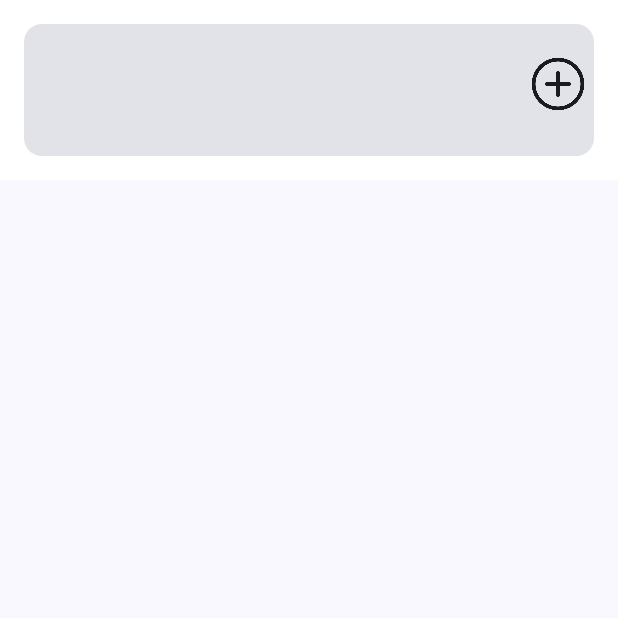
After one commit to DReino03/HospitalMar, an Android app built with Jetpack Compose: the composable StudentItem called with empty values, on a phone screen of 412 x 824 dp, the top half of it. The commit adds this screen. Run offline under Robolectric (Android 15) with nearby library versions, the phone set to English and light mode, and no system bars; 1 statement that could not run was skipped.

Commit message:
COEVAL UPDATED

```diff
--- a/app/src/main/java/com/reinosa/hospitalmar/MainActivity.kt
+++ b/app/src/main/java/com/reinosa/hospitalmar/MainActivity.kt
@@ -23,6 +23,7 @@ import com.reinosa.hospitalmar.View.screens.HomeScreen
 import com.reinosa.hospitalmar.View.screens.ProfileScreen
 import com.reinosa.hospitalmar.View.screens.SettingsScreen
 import com.reinosa.hospitalmar.View.screens.evalScreen
+import com.reinosa.hospitalmar.ViewModel.CoevalViewModel
 import com.reinosa.hospitalmar.ViewModel.LoginViewModel
 import com.reinosa.hospitalmar.ui.theme.HospitalMarTheme
 import com.reinosa.hospitalmar.widgets.Evaluacio.EvalScreen
@@ -69,9 +70,10 @@ fun GreetingPreview() {
 @Composable
 fun Navigation(navController: NavHostController) {
     val loginViewModel : LoginViewModel = remember { LoginViewModel() }
+    val coevalViewModel : CoevalViewModel = remember { CoevalViewModel() }
     NavHost(
         navController = navController,
-        startDestination = NavigationGraph.HOME
+        startDestination = NavigationGraph.LOGIN
     ) {
         composable(NavigationGraph.HOME) {
             HomeScreen(navController)
@@ -101,7 +103,7 @@ fun Navigation(navController: NavHostController) {
             EvalScreen(navController)
         }
         composable(NavigationGraph.COEVAL){
-            CoevalScreen(navController)
+            CoevalScreen(navController, coevalViewModel)
         }
     }
 }
--- /dev/null
+++ b/app/src/main/java/com/reinosa/hospitalmar/ViewModel/CoevalViewModel.kt
@@ -0,0 +1,15 @@
+package com.reinosa.hospitalmar.ViewModel
+
+import androidx.compose.runtime.getValue
+import androidx.compose.runtime.mutableStateOf
+import androidx.compose.runtime.remember
+import androidx.compose.runtime.setValue
+import androidx.lifecycle.ViewModel
+
+class CoevalViewModel : ViewModel(){
+
+    var studentsSelected by mutableStateOf(mutableListOf<String>())
+
+
+
+}
--- /dev/null
+++ b/app/src/main/java/com/reinosa/hospitalmar/widgets/Coevaluacio/StudentItem.kt
@@ -0,0 +1,75 @@
+package com.reinosa.hospitalmar.widgets.Coevaluacio
+
+import android.util.Log
+import androidx.compose.foundation.background
+import androidx.compose.foundation.border
+import androidx.compose.foundation.clickable
+import androidx.compose.foundation.layout.Row
+import androidx.compose.foundation.layout.Spacer
+import androidx.compose.foundation.layout.fillMaxWidth
+import androidx.compose.foundation.layout.padding
+import androidx.compose.foundation.layout.size
+import androidx.compose.material3.Card
+import androidx.compose.material3.Icon
+import androidx.compose.material3.IconButton
+import androidx.compose.material3.MaterialTheme
+import androidx.compose.material3.Text
+import androidx.compose.runtime.Composable
+import androidx.compose.runtime.mutableStateOf
+import androidx.compose.runtime.remember
+import androidx.compose.ui.Modifier
+import androidx.compose.ui.graphics.Color
+import androidx.compose.ui.res.painterResource
+import androidx.compose.ui.unit.dp
+import androidx.navigation.NavController
+import com.reinosa.hospitalmar.R
+import com.reinosa.hospitalmar.ViewModel.CoevalViewModel
+
+
+@Composable
+fun StudentItem(text:String ,navController: NavController, coevalViewModel: CoevalViewModel) {
+    var borderColor = remember { mutableStateOf(Color.Transparent) } // Inicialmente transparente
+    val studentsSelected = coevalViewModel.studentsSelected
+    Card(
+        modifier = Modifier
+            .background(Color.White)
+            .padding(16.dp)
+            .fillMaxWidth()
+            .border(2.dp, borderColor.value),
+    ) {
+        Spacer(modifier = Modifier.padding(8.dp))
+        Row() {
+            Text(
+                text = text,
+                Modifier.padding(16.dp))
+            Spacer(modifier = Modifier.weight(0.9f))
+            IconButton(onClick = { /*TODO*/ }) {
+                Icon(
+                    painter = painterResource(R.drawable.ic_add),
+                    contentDescription ="ADD",
+                    modifier = Modifier
+                        .size(50.dp)
+                        .clickable {
+                            //selecciona a los estudiantes para la coevaluación y los añade a la lista de estudiantes seleccionados ademas marca el Card con un color de fondo
+                            Log.e("StudentItem", "click")
+
+                            if (studentsSelected.contains(text)) {
+                                // If the student is already in the list, remove them and change the border color to transparent
+                                studentsSelected.remove(text)
+                                borderColor.value = Color.Transparent
+                            } else {
+                                // If the student is not in the list, add them and change the border color to blue
+                                studentsSelected.add(text)
+                                borderColor.value = Color.Blue
+                            }
+
+                        }
+                )
+            }
+
+        }
+        Spacer(modifier = Modifier.padding(8.dp))
+
+    }
+
+}
--- a/app/src/main/res/values/strings.xml
+++ b/app/src/main/res/values/strings.xml
@@ -13,4 +13,6 @@
     <string name="exit_app">Salida</string>
     <string name="exit_app_description">Salir de la aplicacion</string>
     <string name="profile">Perfil</string>
+    <string name="Coevaluació">Coevaluació</string>
+
 </resources>
```
Also changed, not shown: app/src/main/java/com/reinosa/hospitalmar/View/screens/CoevalScreen.kt (+15 -2 lines), app/src/main/java/com/reinosa/hospitalmar/widgets/Coevaluacio/CoevaluacioContent.kt (+39 -0 lines), app/src/main/res/drawable/ic_add.png (added), app/src/main/res/drawable/ic_coment.png (added).
